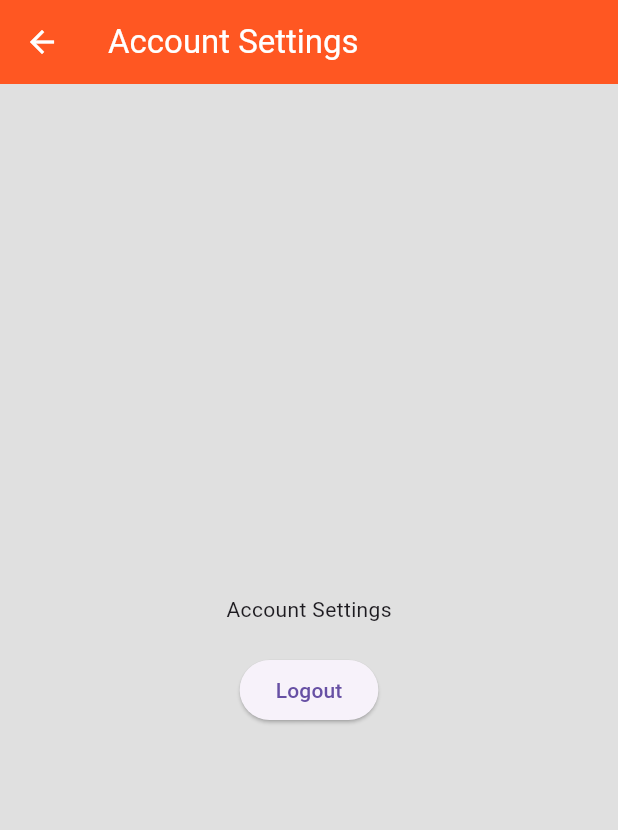
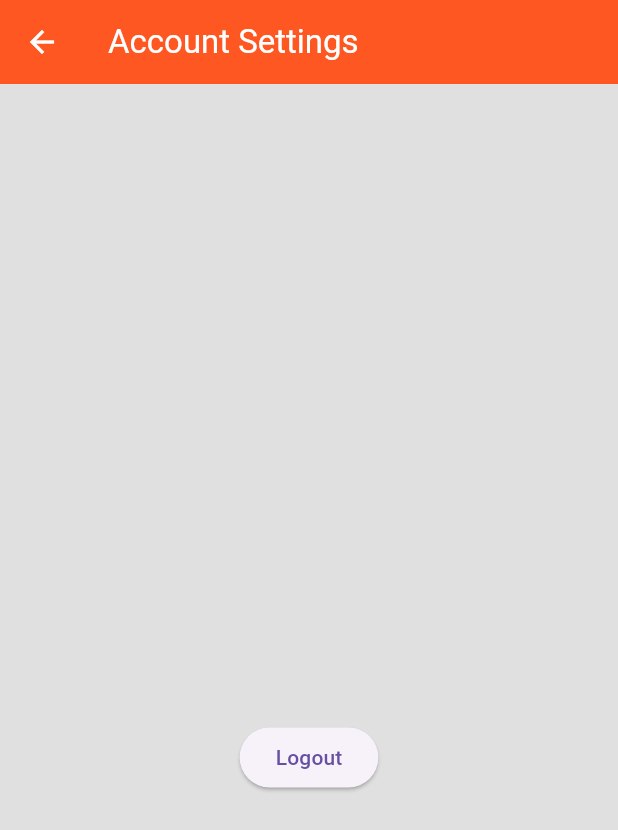
Before and after one commit to Himeshkoli8523/secureshut, a Flutter app: the AccountSettingsPage screen opened directly, on a phone screen of 412 x 824 dp. Shown: the top 830 px of the screen. Run offline on Flutter 3.47's test engine with Material 3 defaults, Android fonts, the phone set to English and light mode, and no system bars; our stand-ins replace firebase_auth, firebase_core, shared_preferences; accounts and stored records are empty.

Commit message:
before pratical

```diff
--- a/lib/setting_page.dart
+++ b/lib/setting_page.dart
@@ -21,6 +21,7 @@ class _SettingsPageState extends State<SettingsPage> {
         title: Text(widget.title),
         backgroundColor: Colors.deepOrange,
       ),
+      backgroundColor: Colors.grey[300], // Set lighter background color
       body: ListView(
         children: [
           GestureDetector(
@@ -28,7 +29,8 @@ class _SettingsPageState extends State<SettingsPage> {
               // Navigate to the account settings page
               Navigator.push(
                 context,
-                MaterialPageRoute(builder: (context) => const AccountSettingsPage()),
+                MaterialPageRoute(
+                    builder: (context) => const AccountSettingsPage()),
               );
             },
             child: Container(
@@ -38,7 +40,7 @@ class _SettingsPageState extends State<SettingsPage> {
               ),
               child: const ListTile(
                 leading: Icon(Icons.person), // Add icon for ListTile
-                title: Text('Account'),
+                title: Text('Account settings'),
               ),
             ),
           ),
@@ -49,7 +51,7 @@ class _SettingsPageState extends State<SettingsPage> {
 }
 
 class AccountSettingsPage extends StatelessWidget {
-  const AccountSettingsPage({super.key});
+  const AccountSettingsPage({super.key, Key? key2, Key? key1});
 
   @override
   Widget build(BuildContext context) {
@@ -58,14 +60,21 @@ class AccountSettingsPage extends StatelessWidget {
         title: const Text('Account Settings'),
         backgroundColor: Colors.deepOrange,
       ),
+      backgroundColor: Colors.grey[300], // Set background color of Scaffold
       body: Container(
-        color: Colors.grey[300], // Set background color
-        child: Center(
+        color: Colors.grey[300], // Set background color of Container
+        child: Align(
+          alignment: Alignment.topCenter,
           child: Column(
             mainAxisAlignment: MainAxisAlignment.center,
             children: [
-              const Text('Account Settings'),
-              const SizedBox(height: 20),
+              const SizedBox(height: 50), // Add space above the Row
+              const Row(
+                mainAxisAlignment: MainAxisAlignment.center,
+                children: [
+                  SizedBox(height: 80), // Add space using SizedBox
+                ],
+              ),
               ElevatedButton(
                 onPressed: () async {
                   // Implement logout functionality here
@@ -73,7 +82,9 @@ class AccountSettingsPage extends StatelessWidget {
                     await FirebaseAuth.instance.signOut();
                     Navigator.pushReplacement(
                       context,
-                      MaterialPageRoute(builder: (context) => const MyLogin()), // Navigate to login page
+                      MaterialPageRoute(
+                          builder: (context) =>
+                              const MyLogin()), // Navigate to login page
                     );
                   } catch (e) {
                     print("Error signing out: $e");
```
